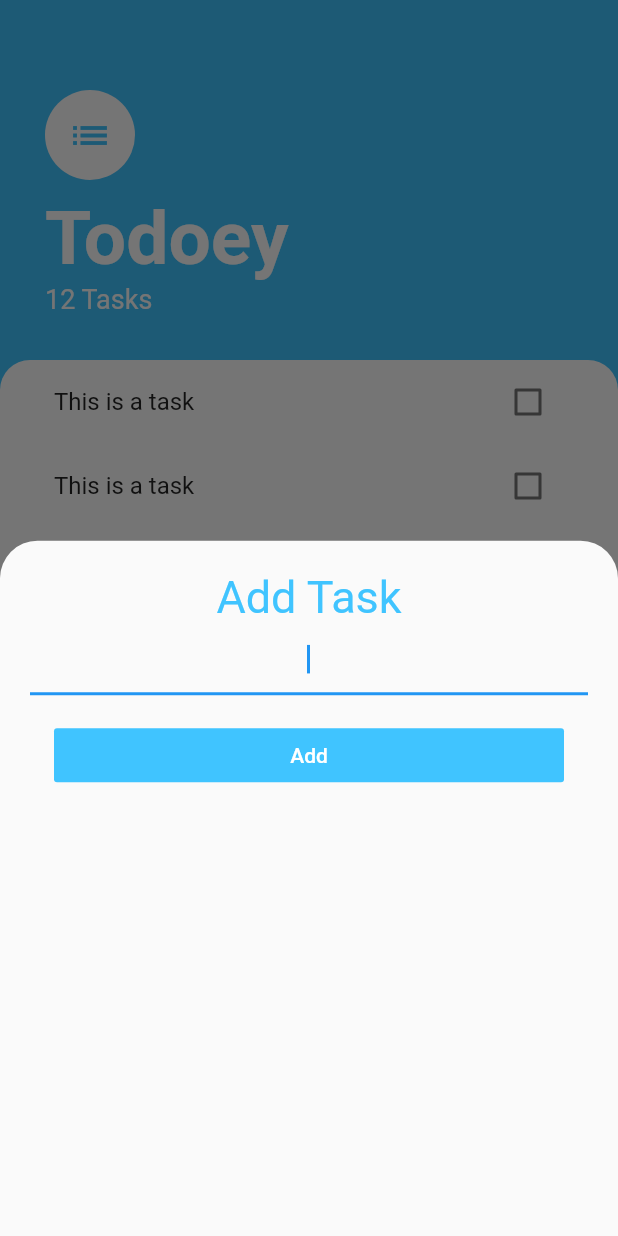
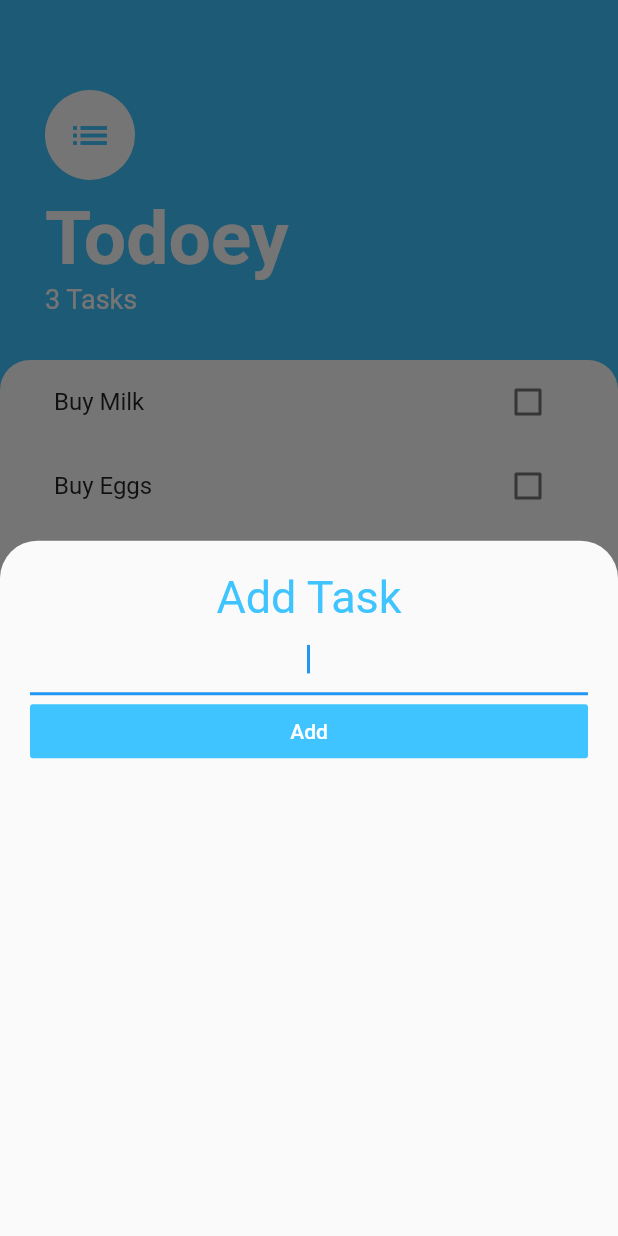
Before and after one commit to Almoliveira/todoey_flutter, a Flutter app: the screen it shows after launch, after a tap on the "add" icon, on a phone screen of 412 x 824 dp. Run offline on Flutter 3.47's test engine with Material 2 defaults, Android fonts, the phone set to English and light mode, and no system bars.

Commit message:
Lifting State up Challenge

```diff
--- /dev/null
+++ b/lib/models/task.dart
@@ -0,0 +1,10 @@
+class Task {
+  final String name;
+  bool isDone;
+
+  Task({required this.name, this.isDone = false});
+
+  void toggleDone() {
+    isDone = !isDone;
+  }
+}
--- a/lib/screens/add_task_screen.dart
+++ b/lib/screens/add_task_screen.dart
@@ -1,12 +1,21 @@
 import 'package:flutter/material.dart';
 
-class AddTaskScreen extends StatelessWidget {
+class AddTaskScreen extends StatefulWidget {
+  final Function addTaskCallback;
+  AddTaskScreen(this.addTaskCallback);
+
+  @override
+  State<AddTaskScreen> createState() => _AddTaskScreenState();
+}
+
+class _AddTaskScreenState extends State<AddTaskScreen> {
+  String? newTaskTitle;
   @override
   Widget build(BuildContext context) {
     return Container(
       child: Container(
         child: Padding(
-          padding: const EdgeInsets.all(20.0),
+          padding: EdgeInsets.all(20.0),
           child: Column(
             crossAxisAlignment: CrossAxisAlignment.stretch,
             children: [
@@ -21,19 +30,25 @@ class AddTaskScreen extends StatelessWidget {
               TextField(
                 autofocus: true,
                 textAlign: TextAlign.center,
+                onChanged: (newText) {
+                  setState(() {
+                    newTaskTitle = newText;
+                  });
+
+                  print(newTaskTitle);
+                },
               ),
-              Padding(
-                padding: const EdgeInsets.all(16.0),
-                child: FlatButton(
-                  onPressed: () {},
-                  child: Text(
-                    'Add',
-                    style: TextStyle(
-                      color: Colors.white,
-                    ),
+              FlatButton(
+                child: const Text(
+                  'Add',
+                  style: TextStyle(
+                    color: Colors.white,
                   ),
-                  color: Colors.lightBlueAccent,
                 ),
+                color: Colors.lightBlueAccent,
+                onPressed: () {
+                  widget.addTaskCallback(newTaskTitle);
+                },
               )
             ],
           ),
--- a/lib/screens/tasks_screen.dart
+++ b/lib/screens/tasks_screen.dart
@@ -1,10 +1,20 @@
 import 'package:flutter/material.dart';
+import 'package:todoey_flutter/models/task.dart';
 import 'package:todoey_flutter/widgets/tasks_list.dart';
 
 import 'add_task_screen.dart';
 
-class TasksScreen extends StatelessWidget {
-  const TasksScreen({Key? key}) : super(key: key);
+class TasksScreen extends StatefulWidget {
+  @override
+  State<TasksScreen> createState() => _TasksScreenState();
+}
+
+class _TasksScreenState extends State<TasksScreen> {
+  List<Task> tasks = [
+    Task(name: 'Buy Milk'),
+    Task(name: 'Buy Eggs'),
+    Task(name: 'Buy Bread'),
+  ];
 
   @override
   Widget build(BuildContext context) {
@@ -14,13 +24,21 @@ class TasksScreen extends StatelessWidget {
         onPressed: () {
           showModalBottomSheet(
             //  isScrollControlled: true,
-              shape: RoundedRectangleBorder(
+            shape: const RoundedRectangleBorder(
                 borderRadius: BorderRadius.only(
               topLeft: Radius.circular(25),
               topRight: Radius.circular(25),
             )),
             context: context,
-              builder: (context) => AddTaskScreen());
+            builder: (context) => AddTaskScreen(
+              (newTaskTitle) {
+                setState(() {
+                  tasks.add(Task(name: newTaskTitle));
+                });
+                Navigator.pop(context);
+              },
+            ),
+          );
         },
         backgroundColor: Colors.lightBlueAccent,
         child: Icon(Icons.add),
@@ -37,8 +55,8 @@ class TasksScreen extends StatelessWidget {
             ),
             child: Column(
               crossAxisAlignment: CrossAxisAlignment.start,
-              children: const [
-                CircleAvatar(
+              children: [
+                const CircleAvatar(
                   child: Icon(
                     Icons.list,
                     size: 30,
@@ -47,10 +65,10 @@ class TasksScreen extends StatelessWidget {
                   backgroundColor: Colors.white,
                   radius: 30.0,
                 ),
-                SizedBox(
+                const SizedBox(
                   height: 10.0,
                 ),
-                Text(
+                const Text(
                   'Todoey',
                   style: TextStyle(
                     color: Colors.white,
@@ -59,8 +77,8 @@ class TasksScreen extends StatelessWidget {
                   ),
                 ),
                 Text(
-                  '12 Tasks',
-                  style: TextStyle(
+                  '${tasks.length} Tasks',
+                  style: const TextStyle(
                     color: Colors.white,
                     fontSize: 18,
                   ),
@@ -77,7 +95,9 @@ class TasksScreen extends StatelessWidget {
                     topLeft: Radius.circular(20),
                     topRight: Radius.circular(20),
                   )),
-              child: TasksList(),
+              child: TasksList(
+                tasks: tasks,
+              ),
             ),
           )
         ],
--- a/lib/widgets/task_tile.dart
+++ b/lib/widgets/task_tile.dart
@@ -1,59 +1,34 @@
 import 'package:flutter/material.dart';
 
-class TaskTile extends StatefulWidget {
-  @override
-  State<TaskTile> createState() => _TaskTileState();
-}
+class TaskTile extends StatelessWidget {
+  final bool isChecked;
+  final String taskTitle;
+  final Function checkboxCallback;
 
-class _TaskTileState extends State<TaskTile> {
-  bool? isChecked = false;
-  bool tapped = false;
+  TaskTile({
+    Key? key,
+    required this.isChecked,
+    required this.taskTitle,
+    required this.checkboxCallback,
+  }) : super(key: key);
 
   @override
   Widget build(BuildContext context) {
     return ListTile(
       title: Text(
-        'This is a task',
+        taskTitle,
         style: TextStyle(
-          decoration: tapped ? TextDecoration.lineThrough : null,
+          decoration: isChecked ? TextDecoration.lineThrough : null,
         ),
       ),
-      trailing: TaskCheckbox(
-        checkboxState: isChecked,
-        toggleCheckBoxState: (bool? checkboxState) {
-          setState(() {
-            isChecked = checkboxState;
-
-            //Temporary Fix
-            if (checkboxState == null) {
-              tapped = false;
-            } else if (checkboxState == false) {
-              tapped = false;
-            } else {
-              tapped = true;
-            }
-          });
+      trailing: Checkbox(
+        activeColor: Colors.lightBlueAccent,
+        value: isChecked,
+        onChanged: (newvalue) {
+          checkboxCallback(newvalue);
         },
+        // onChanged: toggleCheckBoxState,
       ),
     );
   }
 }
-
-class TaskCheckbox extends StatelessWidget {
-  final bool? checkboxState;
-  final Function(bool?) toggleCheckBoxState;
-
-  TaskCheckbox({
-    required this.checkboxState,
-    required this.toggleCheckBoxState,
-  });
-
-  @override
-  Widget build(BuildContext context) {
-    return Checkbox(
-      activeColor: Colors.lightBlueAccent,
-      value: checkboxState,
-      onChanged: toggleCheckBoxState,
-    );
-  }
-}
--- a/lib/widgets/tasks_list.dart
+++ b/lib/widgets/tasks_list.dart
@@ -1,15 +1,32 @@
 import 'package:flutter/material.dart';
+import 'package:todoey_flutter/models/task.dart';
 import 'package:todoey_flutter/widgets/task_tile.dart';
 
-class TasksList extends StatelessWidget {
+class TasksList extends StatefulWidget {
+  final List<Task> tasks;
+
+  const TasksList({Key? key, required this.tasks}) : super(key: key);
+
+  @override
+  State<TasksList> createState() => _TasksListState();
+}
+
+class _TasksListState extends State<TasksList> {
   @override
   Widget build(BuildContext context) {
-    return ListView(
-      children: [
-        TaskTile(),
-        TaskTile(),
-        TaskTile(),
-      ],
+    return ListView.builder(
+      itemBuilder: (context, index) {
+        return TaskTile(
+          taskTitle: widget.tasks[index].name,
+          isChecked: widget.tasks[index].isDone,
+          checkboxCallback: (checkboxState) {
+            setState(() {
+              widget.tasks[index].toggleDone();
+            });
+          },
+        );
+      },
+      itemCount: widget.tasks.length,
     );
   }
 }
```
Lines whose indentation alone changed are shown as unchanged.
